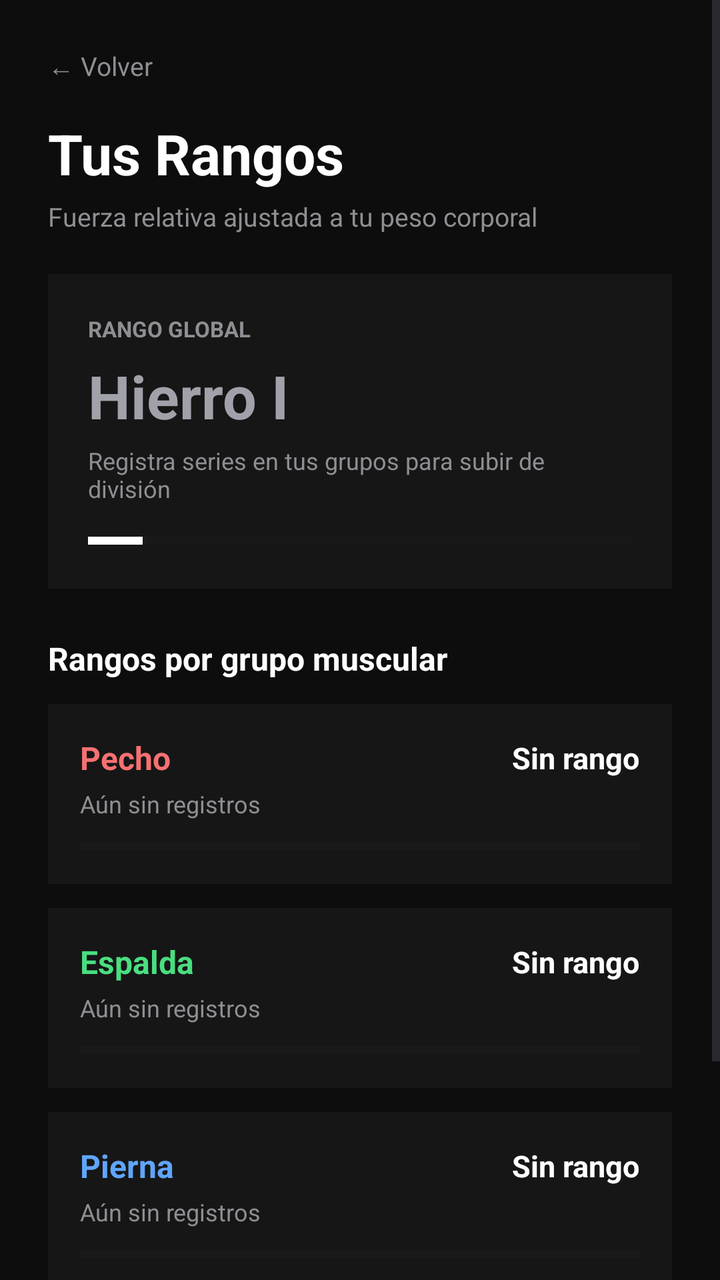
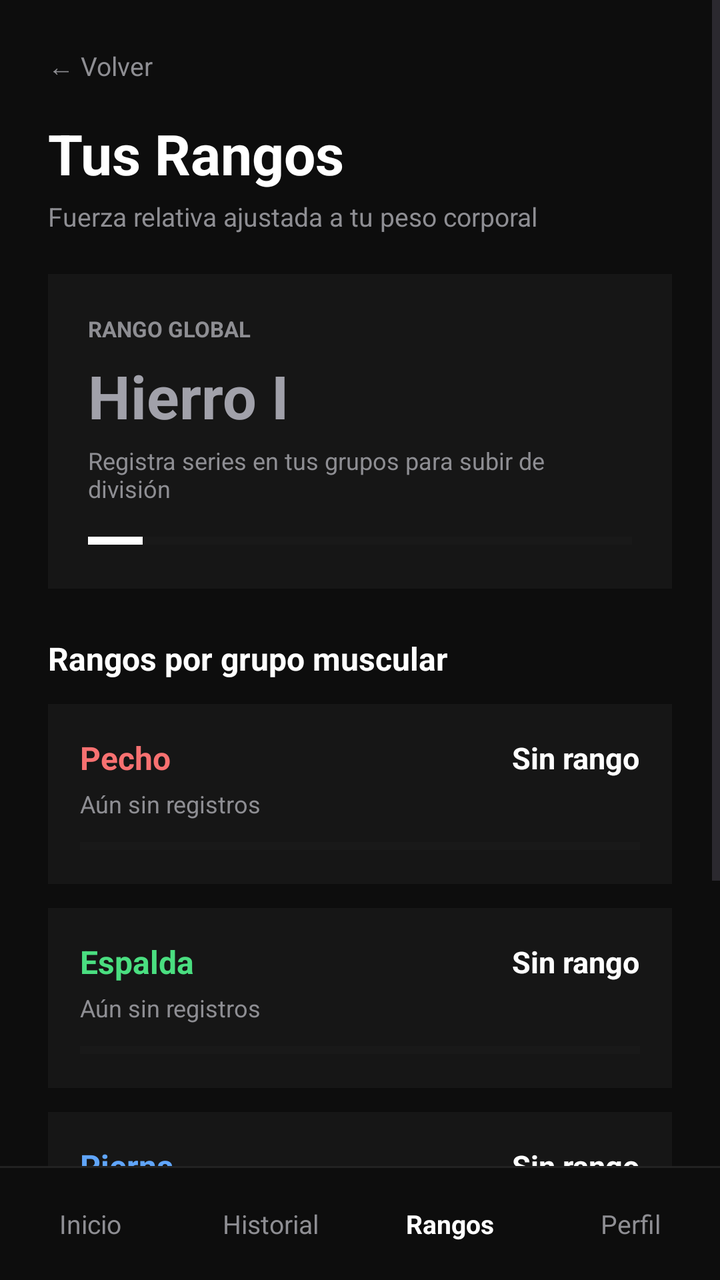

Compare the two renders of this Android layout. The source of the first and the diff that turns it into the second are given below.
<!-- AndroidManifest.xml: application theme Theme.TrabajoFinal -->
<!-- res/layout/activity_rangos.xml -->
<?xml version="1.0" encoding="utf-8"?>
<LinearLayout xmlns:android="http://schemas.android.com/apk/res/android"
    android:id="@+id/main"
    android:layout_width="match_parent"
    android:layout_height="match_parent"
    android:background="#0D0D0D"
    android:orientation="vertical">

    <ScrollView
        android:layout_width="match_parent"
        android:layout_height="0dp"
        android:layout_weight="1"
        android:fillViewport="true">

        <LinearLayout
            android:layout_width="match_parent"
            android:layout_height="wrap_content"
            android:orientation="vertical"
            android:paddingHorizontal="24dp"
            android:paddingTop="24dp"
            android:paddingBottom="24dp">

            <TextView
                android:id="@+id/tvVolver"
                android:layout_width="wrap_content"
                android:layout_height="wrap_content"
                android:text="← Volver"
                android:textColor="#8E8E93"
                android:textSize="13sp" />

            <TextView
                android:layout_width="wrap_content"
                android:layout_height="wrap_content"
                android:layout_marginTop="16dp"
                android:text="Tus Rangos"
                android:textColor="#FFFFFF"
                android:textSize="28sp"
                android:textStyle="bold" />

            <TextView
                android:id="@+id/tvPesoReferencia"
                android:layout_width="wrap_content"
                android:layout_height="wrap_content"
                android:layout_marginTop="4dp"
                android:text="Fuerza relativa ajustada a tu peso corporal"
                android:textColor="#8E8E93"
                android:textSize="13sp" />

            
            <LinearLayout
                android:layout_width="match_parent"
                android:layout_height="wrap_content"
                android:layout_marginTop="20dp"
                android:background="#161616"
                android:orientation="vertical"
                android:padding="20dp">

                <TextView
                    android:layout_width="wrap_content"
                    android:layout_height="wrap_content"
                    android:text="RANGO GLOBAL"
                    android:textColor="#8E8E93"
                    android:textSize="11sp"
                    android:textStyle="bold" />

                <TextView
                    android:id="@+id/tvRangoGlobal"
                    android:layout_width="wrap_content"
                    android:layout_height="wrap_content"
                    android:layout_marginTop="6dp"
                    android:text="Hierro I"
                    android:textColor="#A1A1AA"
                    android:textSize="30sp"
                    android:textStyle="bold" />

                <TextView
                    android:id="@+id/tvDetalleGlobal"
                    android:layout_width="wrap_content"
                    android:layout_height="wrap_content"
                    android:layout_marginTop="4dp"
                    android:text="Registra series en tus grupos para subir de división"
                    android:textColor="#8E8E93"
                    android:textSize="12sp" />

                <ProgressBar
                    android:id="@+id/pbGlobal"
                    style="?android:attr/progressBarStyleHorizontal"
                    android:layout_width="match_parent"
                    android:layout_height="8dp"
                    android:layout_marginTop="14dp"
                    android:max="100"
                    android:progress="10"
                    android:progressBackgroundTint="#262626"
                    android:progressTint="#FFFFFF" />

            </LinearLayout>

            <TextView
                android:layout_width="wrap_content"
                android:layout_height="wrap_content"
                android:layout_marginTop="24dp"
                android:text="Rangos por grupo muscular"
                android:textColor="#FFFFFF"
                android:textSize="16sp"
                android:textStyle="bold" />

            
            <LinearLayout
                android:layout_width="match_parent"
                android:layout_height="wrap_content"
                android:layout_marginTop="12dp"
                android:background="#161616"
                android:orientation="vertical"
                android:padding="16dp">

                <LinearLayout
                    android:layout_width="match_parent"
                    android:layout_height="wrap_content"
                    android:gravity="center_vertical"
                    android:orientation="horizontal">

                    <TextView
                        android:layout_width="0dp"
                        android:layout_height="wrap_content"
                        android:layout_weight="1"
                        android:text="Pecho"
                        android:textColor="#F87171"
                        android:textSize="16sp"
                        android:textStyle="bold" />

                    <TextView
                        android:id="@+id/tvRangoPecho"
                        android:layout_width="wrap_content"
                        android:layout_height="wrap_content"
                        android:text="Sin rango"
                        android:textColor="#FFFFFF"
                        android:textSize="15sp"
                        android:textStyle="bold" />
                </LinearLayout>

                <TextView
                    android:id="@+id/tvMejorPecho"
                    android:layout_width="wrap_content"
                    android:layout_height="wrap_content"
                    android:layout_marginTop="4dp"
                    android:text="Aún sin registros"
                    android:textColor="#8E8E93"
                    android:textSize="12sp" />

                <ProgressBar
                    android:id="@+id/pbPecho"
                    style="?android:attr/progressBarStyleHorizontal"
                    android:layout_width="match_parent"
                    android:layout_height="6dp"
                    android:layout_marginTop="10dp"
                    android:max="100"
                    android:progress="0"
                    android:progressBackgroundTint="#262626"
                    android:progressTint="#F87171" />
            </LinearLayout>

            
            <LinearLayout
                android:layout_width="match_parent"
                android:layout_height="wrap_content"
                android:layout_marginTop="12dp"
                android:background="#161616"
                android:orientation="vertical"
                android:padding="16dp">

                <LinearLayout
                    android:layout_width="match_parent"
                    android:layout_height="wrap_content"
                    android:gravity="center_vertical"
                    android:orientation="horizontal">

                    <TextView
                        android:layout_width="0dp"
                        android:layout_height="wrap_content"
                        android:layout_weight="1"
                        android:text="Espalda"
                        android:textColor="#4ADE80"
                        android:textSize="16sp"
                        android:textStyle="bold" />

                    <TextView
                        android:id="@+id/tvRangoEspalda"
                        android:layout_width="wrap_content"
                        android:layout_height="wrap_content"
                        android:text="Sin rango"
                        android:textColor="#FFFFFF"
                        android:textSize="15sp"
                        android:textStyle="bold" />
                </LinearLayout>

                <TextView
                    android:id="@+id/tvMejorEspalda"
                    android:layout_width="wrap_content"
                    android:layout_height="wrap_content"
                    android:layout_marginTop="4dp"
                    android:text="Aún sin registros"
                    android:textColor="#8E8E93"
                    android:textSize="12sp" />

                <ProgressBar
                    android:id="@+id/pbEspalda"
                    style="?android:attr/progressBarStyleHorizontal"
                    android:layout_width="match_parent"
                    android:layout_height="6dp"
                    android:layout_marginTop="10dp"
                    android:max="100"
                    android:progress="0"
                    android:progressBackgroundTint="#262626"
                    android:progressTint="#4ADE80" />
            </LinearLayout>

            
            <LinearLayout
                android:layout_width="match_parent"
                android:layout_height="wrap_content"
                android:layout_marginTop="12dp"
                android:background="#161616"
                android:orientation="vertical"
                android:padding="16dp">

                <LinearLayout
                    android:layout_width="match_parent"
                    android:layout_height="wrap_content"
                    android:gravity="center_vertical"
                    android:orientation="horizontal">

                    <TextView
                        android:layout_width="0dp"
                        android:layout_height="wrap_content"
                        android:layout_weight="1"
                        android:text="Pierna"
                        android:textColor="#60A5FA"
                        android:textSize="16sp"
                        android:textStyle="bold" />

                    <TextView
                        android:id="@+id/tvRangoPierna"
                        android:layout_width="wrap_content"
                        android:layout_height="wrap_content"
                        android:text="Sin rango"
                        android:textColor="#FFFFFF"
                        android:textSize="15sp"
                        android:textStyle="bold" />
                </LinearLayout>

                <TextView
                    android:id="@+id/tvMejorPierna"
                    android:layout_width="wrap_content"
                    android:layout_height="wrap_content"
                    android:layout_marginTop="4dp"
                    android:text="Aún sin registros"
                    android:textColor="#8E8E93"
                    android:textSize="12sp" />

                <ProgressBar
                    android:id="@+id/pbPierna"
                    style="?android:attr/progressBarStyleHorizontal"
                    android:layout_width="match_parent"
                    android:layout_height="6dp"
                    android:layout_marginTop="10dp"
                    android:max="100"
                    android:progress="0"
                    android:progressBackgroundTint="#262626"
                    android:progressTint="#60A5FA" />
            </LinearLayout>


            <LinearLayout
                android:layout_width="match_parent"
                android:layout_height="wrap_content"
                android:layout_marginTop="12dp"
                android:background="#161616"
                android:orientation="vertical"
                android:padding="16dp">

                <LinearLayout
                    android:layout_width="match_parent"
                    android:layout_height="wrap_content"
                    android:gravity="center_vertical"
                    android:orientation="horizontal">

                    <TextView
                        android:layout_width="0dp"
                        android:layout_height="wrap_content"
                        android:layout_weight="1"
                        android:text="Brazo"
                        android:textColor="#FACC15"
                        android:textSize="16sp"
                        android:textStyle="bold" />

                    <TextView
                        android:id="@+id/tvRangoBrazo"
                        android:layout_width="wrap_content"
                        android:layout_height="wrap_content"
                        android:text="Sin rango"
                        android:textColor="#FFFFFF"
                        android:textSize="15sp"
                        android:textStyle="bold" />
                </LinearLayout>

                <TextView
                    android:id="@+id/tvMejorBrazo"
                    android:layout_width="wrap_content"
                    android:layout_height="wrap_content"
                    android:layout_marginTop="4dp"
                    android:text="Aún sin registros"
                    android:textColor="#8E8E93"
                    android:textSize="12sp" />

                <ProgressBar
                    android:id="@+id/pbBrazo"
                    style="?android:attr/progressBarStyleHorizontal"
                    android:layout_width="match_parent"
                    android:layout_height="6dp"
                    android:layout_marginTop="10dp"
                    android:max="100"
                    android:progress="0"
                    android:progressBackgroundTint="#262626"
                    android:progressTint="#FACC15" />
            </LinearLayout>
        </LinearLayout>
    </ScrollView>
</LinearLayout>
<!-- resources referenced by this layout -->
<resources>
  <style name="Theme.TrabajoFinal" parent="Base.Theme.TrabajoFinal" />
  <style name="Base.Theme.TrabajoFinal" parent="Theme.Material3.DayNight.NoActionBar">
          
          
      </style>
</resources>

<!-- the commit's change to res/layout/activity_rangos.xml (unified diff, before → after) -->
@@ -46,7 +46,6 @@
                 android:textColor="#8E8E93"
                 android:textSize="13sp" />
 
-            
             <LinearLayout
                 android:layout_width="match_parent"
                 android:layout_height="wrap_content"
@@ -104,7 +103,6 @@
                 android:textSize="16sp"
                 android:textStyle="bold" />
 
-            
             <LinearLayout
                 android:layout_width="match_parent"
                 android:layout_height="wrap_content"
@@ -159,7 +157,6 @@
                     android:progressTint="#F87171" />
             </LinearLayout>
 
-            
             <LinearLayout
                 android:layout_width="match_parent"
                 android:layout_height="wrap_content"
@@ -214,7 +211,6 @@
                     android:progressTint="#4ADE80" />
             </LinearLayout>
 
-            
             <LinearLayout
                 android:layout_width="match_parent"
                 android:layout_height="wrap_content"
@@ -269,7 +265,6 @@
                     android:progressTint="#60A5FA" />
             </LinearLayout>
 
-
             <LinearLayout
                 android:layout_width="match_parent"
                 android:layout_height="wrap_content"
@@ -323,6 +318,63 @@
                     android:progressBackgroundTint="#262626"
                     android:progressTint="#FACC15" />
             </LinearLayout>
+
         </LinearLayout>
     </ScrollView>
+
+    <View
+        android:layout_width="match_parent"
+        android:layout_height="1dp"
+        android:background="#222222" />
+
+    <LinearLayout
+        android:layout_width="match_parent"
+        android:layout_height="56dp"
+        android:background="#0D0D0D"
+        android:gravity="center"
+        android:orientation="horizontal">
+
+        <TextView
+            android:id="@+id/tabInicio"
+            android:layout_width="0dp"
+            android:layout_height="match_parent"
+            android:layout_weight="1"
+            android:gravity="center"
+            android:text="Inicio"
+            android:textColor="#8E8E93"
+            android:textSize="13sp" />
+
+        <TextView
+            android:id="@+id/tabHistorial"
+            android:layout_width="0dp"
+            android:layout_height="match_parent"
+            android:layout_weight="1"
+            android:gravity="center"
+            android:text="Historial"
+            android:textColor="#8E8E93"
+            android:textSize="13sp" />
+
+        <TextView
+            android:id="@+id/tabRangos"
+            android:layout_width="0dp"
+            android:layout_height="match_parent"
+            android:layout_weight="1"
+            android:gravity="center"
+            android:text="Rangos"
+            android:textColor="#FFFFFF"
+            android:textSize="13sp"
+            android:textStyle="bold" />
+
+        <TextView
+            android:id="@+id/tabPerfil"
+            android:layout_width="0dp"
+            android:layout_height="match_parent"
+            android:layout_weight="1"
+            android:gravity="center"
+            android:text="Perfil"
+            android:textColor="#8E8E93"
+            android:textSize="13sp" />
+
+    </LinearLayout>
+
 </LinearLayout>
